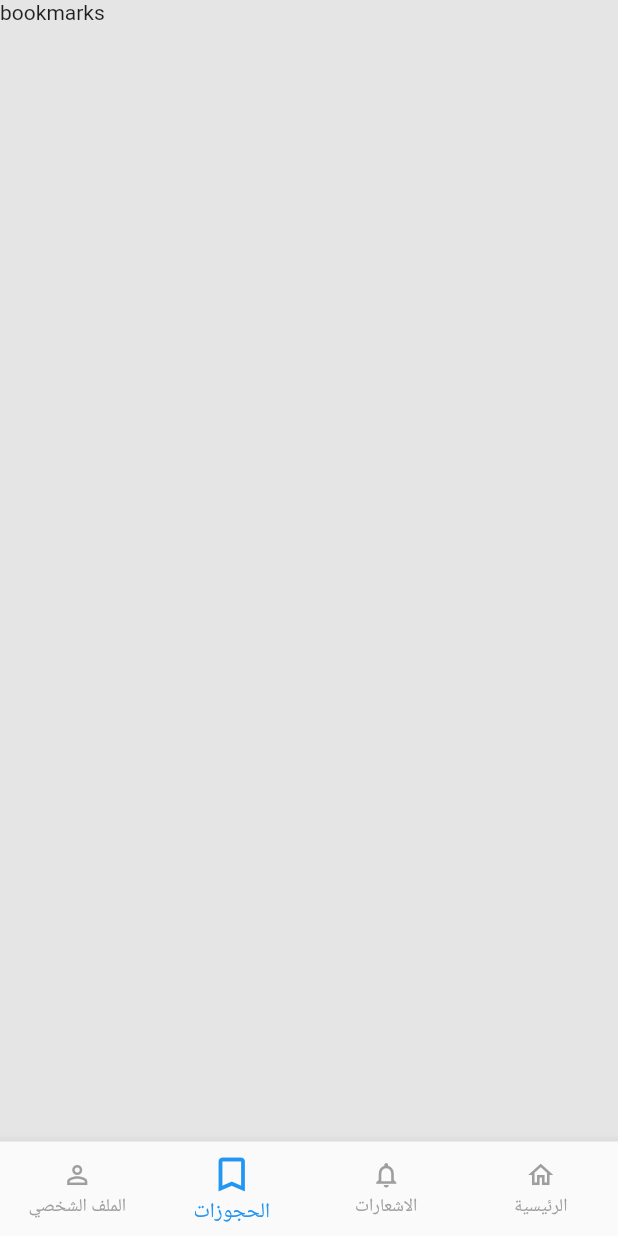
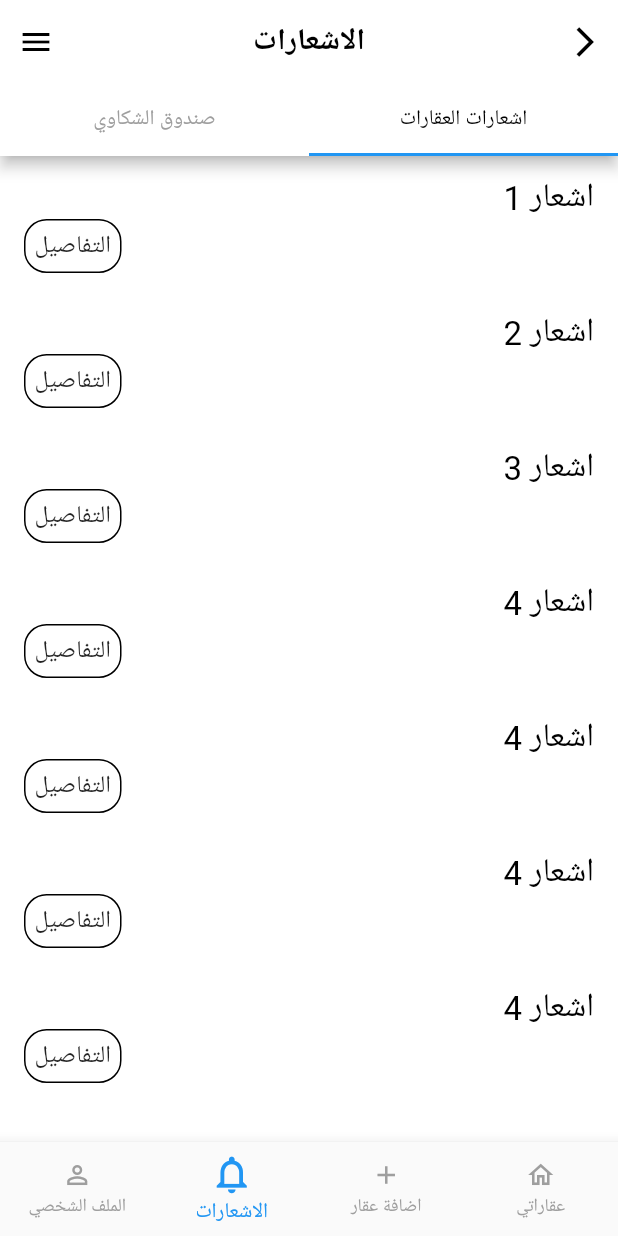
Before and after one commit to Abdullah-Adel-Inshasi/Graduation-Project, a Flutter app: the screen it shows after launch, item 3 of the bottom bar chosen, on a phone screen of 412 x 824 dp. Run offline on Flutter 3.47's test engine with Material 2 defaults, Android fonts, the phone set to English and light mode, and no system bars; our stand-ins replace google_fonts, google_maps_flutter, syncfusion_flutter_sliders; Roboto replaces fonts that are missing (Tajawal).

Commit message:
some changes

```diff
--- /dev/null
+++ b/lib/landlord/notifications/apartments_notifications.dart
@@ -0,0 +1,75 @@
+import 'package:flutter/material.dart';
+import 'package:google_fonts/google_fonts.dart';
+
+class Notifications_List extends StatefulWidget {
+  @override
+  State<Notifications_List> createState() => _Notifications_ListState();
+}
+
+class _Notifications_ListState extends State<Notifications_List> {
+  List<String> notifications = [
+    'اشعار 1',
+    'اشعار 2',
+    'اشعار 3',
+    'اشعار 4',
+    'اشعار 4',
+    'اشعار 4',
+    'اشعار 4',
+
+  ];
+
+  @override
+  Widget build(BuildContext context) {
+    return ListView(
+      children: notifications
+          .map(
+            (e) => NotificationBuilder(notification: e,goToDetails: (){},),
+          )
+          .toList(),
+    );
+  }
+}
+
+class NotificationBuilder extends StatelessWidget {
+  final String notification;
+  final VoidCallback goToDetails;
+
+  const NotificationBuilder({Key? key,required this.notification,required this.goToDetails}) : super(key: key);
+
+  @override
+  Widget build(BuildContext context) {
+    return Container(
+      padding: EdgeInsets.symmetric(horizontal: 16, vertical: 12),
+      child: Column(
+        crossAxisAlignment: CrossAxisAlignment.start,
+        children: <Widget>[
+          Text(
+            notification,
+            textAlign: TextAlign.right,
+            style:
+                GoogleFonts.tajawal(fontSize: 22, color: Colors.black),
+          ),
+          Row(
+            children: [
+              Spacer(),
+              GestureDetector(
+                onTap: goToDetails,
+                child: Container(
+                  padding: EdgeInsets.all(6),
+                  decoration: BoxDecoration(
+                    borderRadius: BorderRadius.circular(15),
+                    border: Border.all(color: Colors.black,width: 1)
+                  ),
+                  child: Text(
+                    'التفاصيل',
+                    style: GoogleFonts.tajawal(fontSize: 16),
+                  ),
+                ),
+              )
+            ],
+          )
+        ],
+      ),
+    );
+  }
+}
--- /dev/null
+++ b/lib/landlord/notifications/notifications_wrapper.dart
@@ -0,0 +1,63 @@
+import 'package:flutter/material.dart';
+import 'package:google_fonts/google_fonts.dart';
+import 'package:home_explorer/landlord/notifications/apartments_notifications.dart';
+import 'package:home_explorer/landlord/notifications/complaint_box.dart';
+
+class NotificationsWrapper extends StatefulWidget {
+  const NotificationsWrapper({Key? key}) : super(key: key);
+
+  @override
+  _NotificationsWrapperState createState() => _NotificationsWrapperState();
+}
+
+class _NotificationsWrapperState extends State<NotificationsWrapper>
+    with SingleTickerProviderStateMixin {
+  late TabController tabController;
+  int selected_index = 0;
+  List<Widget> tabScreens = [Notifications_List(),ComplaintBox()];
+
+  @override
+  void initState() {
+    super.initState();
+    tabController = TabController(vsync: this, length: 2);
+  }
+
+  @override
+  Widget build(BuildContext context) {
+    return Scaffold(
+      backgroundColor: Colors.white,
+      appBar: AppBar(
+        bottom: TabBar(
+          controller: tabController,
+          labelColor: Colors.black,
+          unselectedLabelColor: Colors.grey,
+          tabs: [
+            Tab(text: 'اشعارات العقارات'),
+            Tab(text: 'صندوق الشكاوي'),
+          ],
+          onTap: (int index) {
+            setState(() {
+              selected_index = index;
+            });
+          },
+        ),
+        title: Text(
+          'الاشعارات',
+          style: GoogleFonts.tajawal(
+              color: Colors.black, fontWeight: FontWeight.w600),
+        ),
+        actions: [
+          IconButton(
+              icon: Icon(Icons.menu), onPressed: () {}, color: Colors.black),
+        ],
+        leading: IconButton(
+            icon: Icon(Icons.arrow_back_ios),
+            onPressed: () {},
+            color: Colors.black),
+        centerTitle: true,
+        backgroundColor: Colors.white,
+      ),
+      body: tabScreens[selected_index],
+    );
+  }
+}
--- /dev/null
+++ b/lib/landlord/wrapper.dart
@@ -0,0 +1,63 @@
+import 'package:flutter/material.dart';
+import 'package:home_explorer/landlord/my_apartments/apartments_screen.dart';
+import 'package:home_explorer/landlord/notifications/notifications_wrapper.dart';
+import 'package:home_explorer/landlord/profile/landlord_homescreen.dart';
+
+class LandLordWrapper extends StatefulWidget {
+  const LandLordWrapper({Key? key}) : super(key: key);
+
+  @override
+  _LandLordWrappeState createState() => _LandLordWrappeState();
+}
+
+class _LandLordWrappeState extends State<LandLordWrapper> {
+  final List<Widget> _bnbScreens = [
+    MyApartments(),
+    Text(''),
+    NotificationsWrapper(),
+    HomeScreen_Landlord(),
+  ];
+  int _selectedIndex = 0;
+
+  @override
+  Widget build(BuildContext context) {
+    return Directionality(
+      textDirection: TextDirection.rtl,
+      child: Scaffold(
+        bottomNavigationBar: BottomNavigationBar(
+          onTap: (int index) {
+            setState(() {
+              _selectedIndex = index;
+            });
+          },
+          currentIndex: _selectedIndex,
+          selectedItemColor: Colors.blue,
+          unselectedItemColor: Colors.grey,
+          showUnselectedLabels: true,
+          unselectedIconTheme: IconThemeData(size: 20),
+          selectedIconTheme: IconThemeData(size: 30),
+          type: BottomNavigationBarType.fixed,
+          items: [
+            BottomNavigationBarItem(
+              icon: Icon(Icons.home_outlined),
+              label: 'عقاراتي',
+            ),
+            BottomNavigationBarItem(
+              icon: Icon(Icons.add),
+              label: 'اضافة عقار',
+            ),
+            BottomNavigationBarItem(
+              icon: Icon(Icons.notifications_none),
+              label: 'الاشعارات',
+            ),
+            BottomNavigationBarItem(
+              icon: Icon(Icons.person_outline),
+              label: 'الملف الشخصي',
+            ),
+          ],
+        ),
+        body: _bnbScreens[_selectedIndex],
+      ),
+    );
+  }
+}
--- a/lib/main.dart
+++ b/lib/main.dart
@@ -18,7 +18,7 @@ class MyApp extends StatelessWidget {
       theme: ThemeData(
         scaffoldBackgroundColor: Color(0xFFE5E5E5),
       ),
-      home: Wrapper(),
+      home: LandLordWrapper(),
     );
   }
 }
```
Also changed, not shown: lib/landlord/profile/Aqarati.dart (added, +62 -0 lines), lib/landlord/profile/landlord_homescreen.dart (added, +87 -0 lines), lib/landlord/profile/settings.dart (added, +43 -0 lines), lib/screens/home_screen.dart (+1 -7 lines).
